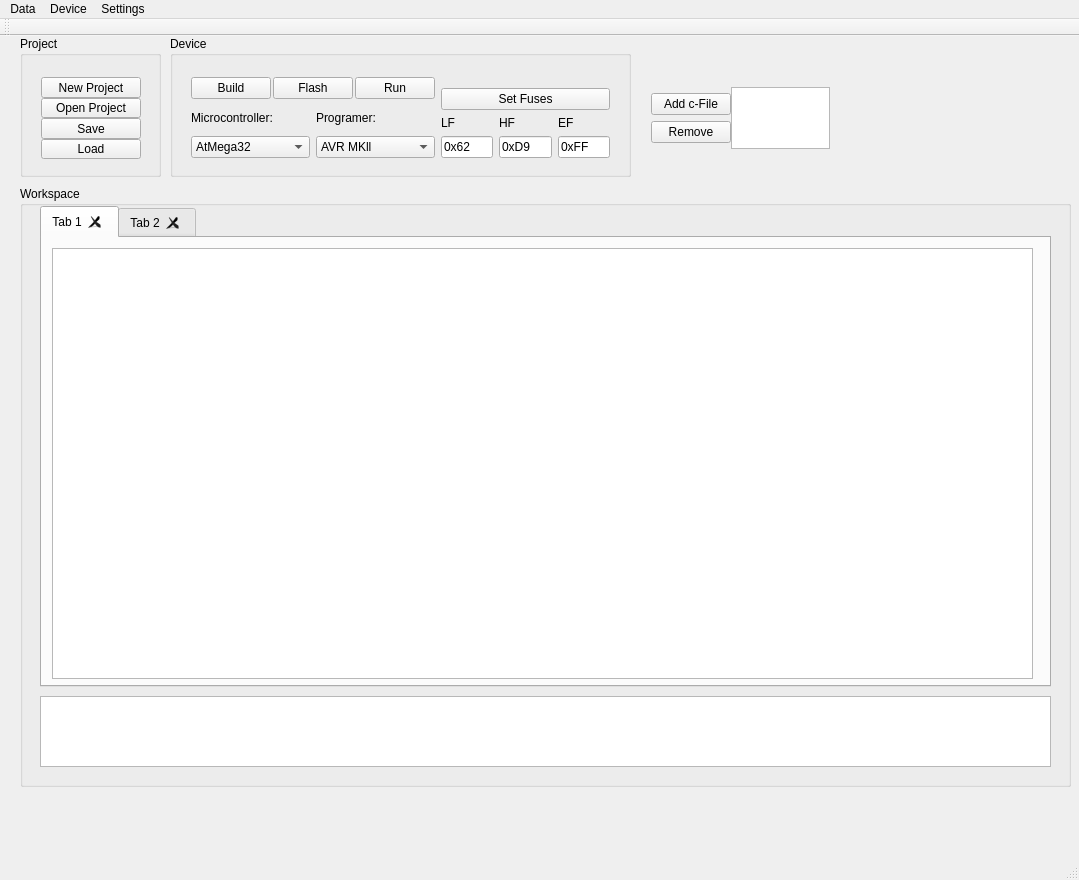
Before: the Qt Designer form mainwindow.ui in Barcley1990/QtAVR, drawn with Qt 5.
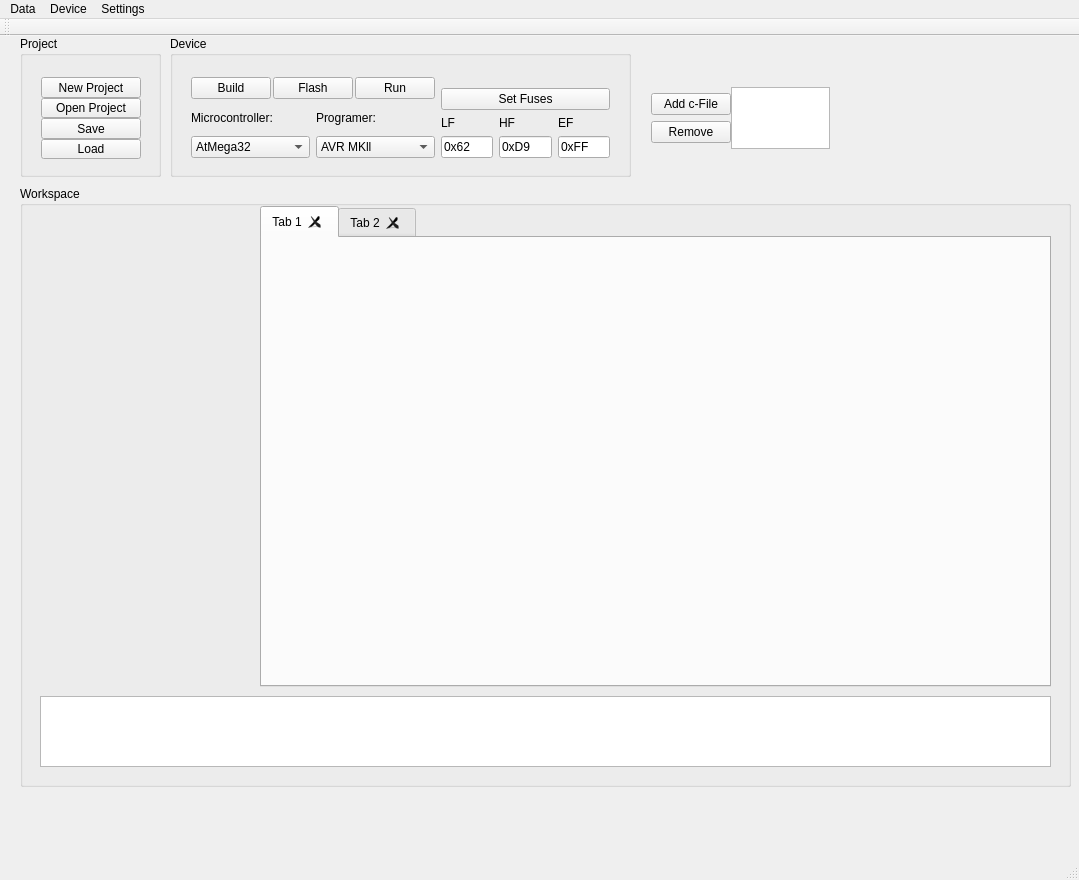
After: the same form once the commit is applied.

The edit to the form file:
```diff
--- a/mainwindow.ui
+++ b/mainwindow.ui
@@ -52,9 +52,9 @@
     <widget class="QTabWidget" name="tabWidget">
      <property name="geometry">
       <rect>
-       <x>20</x>
+       <x>240</x>
        <y>20</y>
-       <width>1011</width>
+       <width>791</width>
        <height>481</height>
       </rect>
      </property>
@@ -83,19 +83,12 @@
       <bool>false</bool>
      </property>
      <widget class="QWidget" name="tab">
+      <property name="enabled">
+       <bool>true</bool>
+      </property>
       <attribute name="title">
        <string>Tab 1</string>
       </attribute>
-      <widget class="QTextEdit" name="tbEditor">
-       <property name="geometry">
-        <rect>
-         <x>10</x>
-         <y>10</y>
-         <width>981</width>
-         <height>431</height>
-        </rect>
-       </property>
-      </widget>
      </widget>
      <widget class="QWidget" name="tab_2">
       <property name="enabled">
```
Left out of the diff: 22 changed lines with no effect on the pictures.
